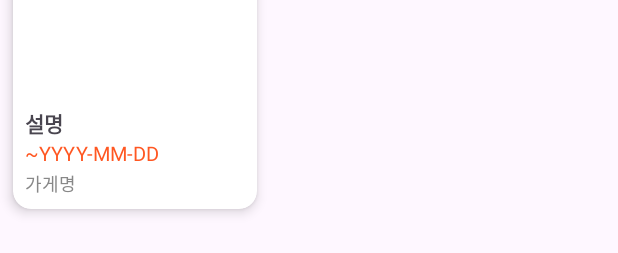
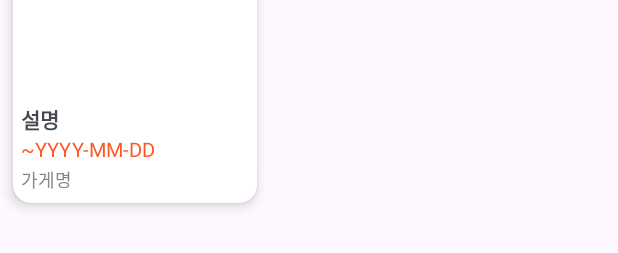
Before and after one commit to JayoungUP/SiroJungbotong, an Android app: the layout item_flyer.xml on its own in the app's theme, with its tools: preview values and no code run, on a phone screen of 412 x 824 dp. Shown: the part 141-394 px from the top of the screen. Run offline under Robolectric (Android 15) with nearby library versions, the light colour scheme and no system bars.

Commit message:
[fix] 홈 화면 버그 수정

```diff
--- a/frontend/app/src/main/java/com/tukorea/sirojungbotong/HomeActivity.kt
+++ b/frontend/app/src/main/java/com/tukorea/sirojungbotong/HomeActivity.kt
@@ -180,7 +180,7 @@ class HomeActivity : AppCompatActivity() {
 
         // 필터 조건 적용
         val selectedMarkets = if (filterState.selectedMarkets.isEmpty()) {
-            listOf("정왕시장", "삼미시장", "도일시장", "오이도전통수산시장")
+            listOf("정왕시장", "삼미시장", "도일시장", "오이도전통시장")
         } else {
             filterState.selectedMarkets
         }
--- a/frontend/app/src/main/res/layout/item_flyer.xml
+++ b/frontend/app/src/main/res/layout/item_flyer.xml
@@ -12,7 +12,7 @@
         android:layout_width="match_parent"
         android:layout_height="match_parent"
         android:orientation="vertical"
-        android:padding="8dp">
+        android:padding="5dp">
 
         <ImageView
             android:id="@+id/iv_flyer_image"
@@ -42,7 +42,8 @@
             android:layout_width="wrap_content"
             android:layout_height="wrap_content"
             android:orientation="horizontal"
-            android:layout_marginTop="2dp">
+            android:layout_marginTop="2dp"
+            android:layout_marginBottom="1dp">
 
             <TextView
                 android:id="@+id/tv_store"
```
